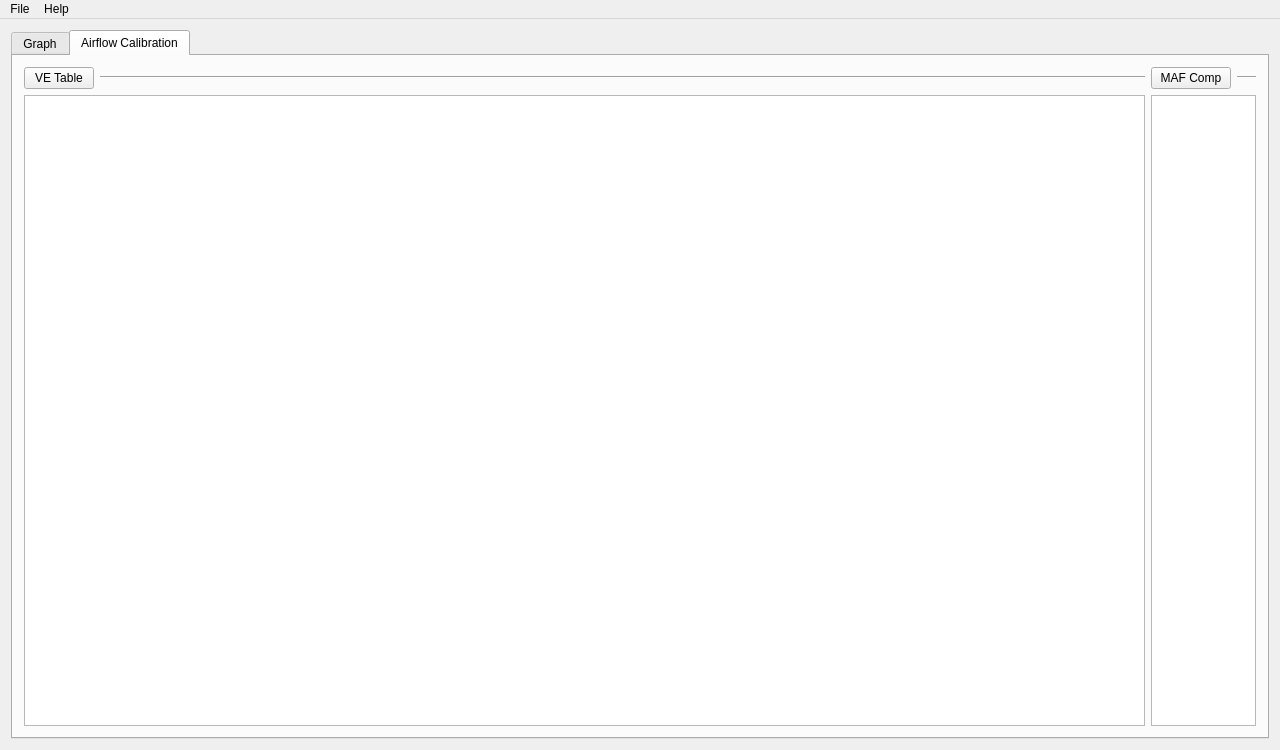
c2ypt1c/ecmapp, file mainwindow.ui: the form before one commit.
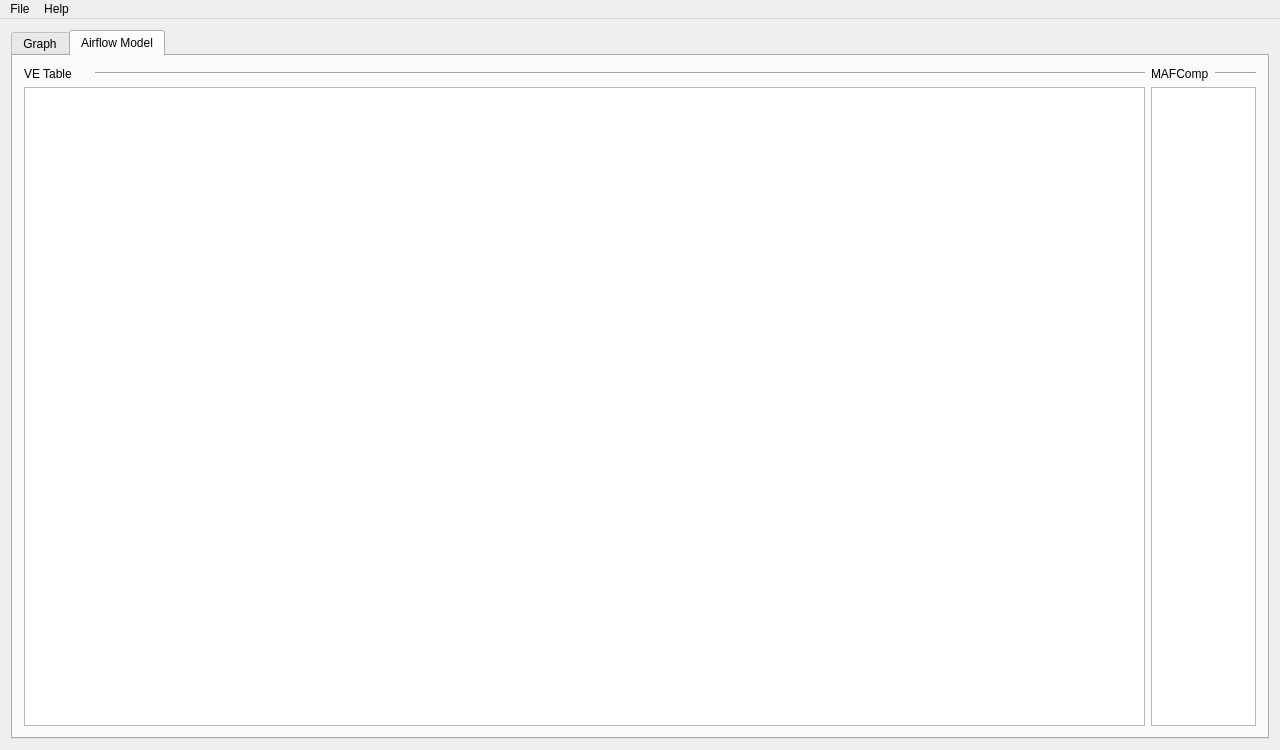
The form after the commit. Custom widgets are drawn as their Qt base class.

Diff of the .ui file:
```diff
--- a/mainwindow.ui
+++ b/mainwindow.ui
@@ -60,7 +60,7 @@
         </widget>
         <widget class="QWidget" name="airflowcal">
          <attribute name="title">
-          <string>Airflow Calibration</string>
+          <string>Airflow Model</string>
          </attribute>
          <layout class="QGridLayout" name="gridLayout">
           <item row="0" column="0">
@@ -70,10 +70,10 @@
               <item>
                <layout class="QHBoxLayout" name="horizontalLayout_2">
                 <item>
-                 <widget class="QPushButton" name="veButton">
+                 <widget class="QLabel" name="veLabel">
                   <property name="maximumSize">
                    <size>
-                    <width>70</width>
+                    <width>65</width>
                     <height>16777215</height>
                    </size>
                   </property>
@@ -120,9 +120,9 @@
               <item>
                <layout class="QHBoxLayout" name="horizontalLayout_3">
                 <item>
-                 <widget class="QPushButton" name="mafButton">
+                 <widget class="QLabel" name="mafLabel">
                   <property name="text">
-                   <string>MAF Comp</string>
+                   <string>MAFComp</string>
                   </property>
                  </widget>
                 </item>
```
Left out of the diff: 2 changed lines with no effect on the pictures.
